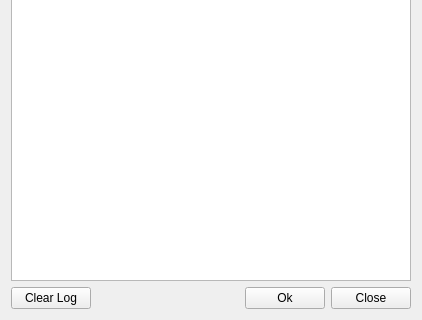
Qt form chm_from_lidar_dialog_base.ui (gtergeomatica/PLUGIN_CHM_FROM_LIDAR) before a commit; both pictures show x 0 to 422 and y 281 to 601 of the 422 by 601 pixel window.
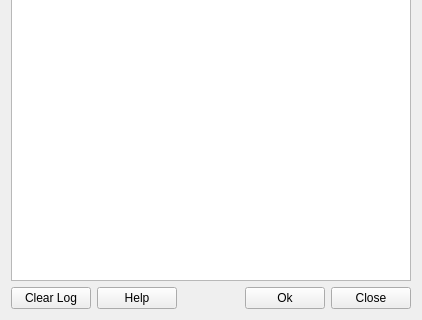
The same form after that commit. Custom widgets are drawn as their Qt base class.

Commit message: bug fixing and help button

What changed in the file:
```diff
--- a/chm_from_lidar_dialog_base.ui
+++ b/chm_from_lidar_dialog_base.ui
@@ -364,6 +364,13 @@
          </property>
         </widget>
        </item>
+       <item>
+        <widget class="QPushButton" name="helpButton">
+         <property name="text">
+          <string>Help</string>
+         </property>
+        </widget>
+       </item>
        <item>
         <spacer name="horizontalSpacer_5">
          <property name="orientation">
@@ -371,7 +378,7 @@
          </property>
          <property name="sizeHint" stdset="0">
           <size>
-           <width>148</width>
+           <width>68</width>
            <height>20</height>
           </size>
          </property>
```
The commit also changes 2 other files.
